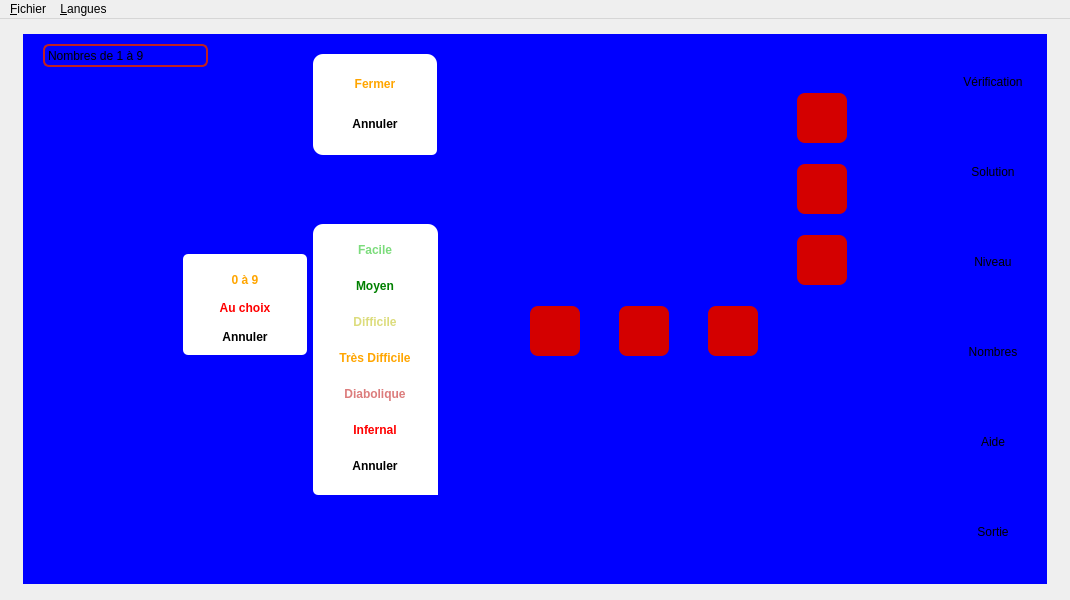
First picture: the form in mainwindow.ui, repository Txikilinux/leterrier-fubuki, before the edit.
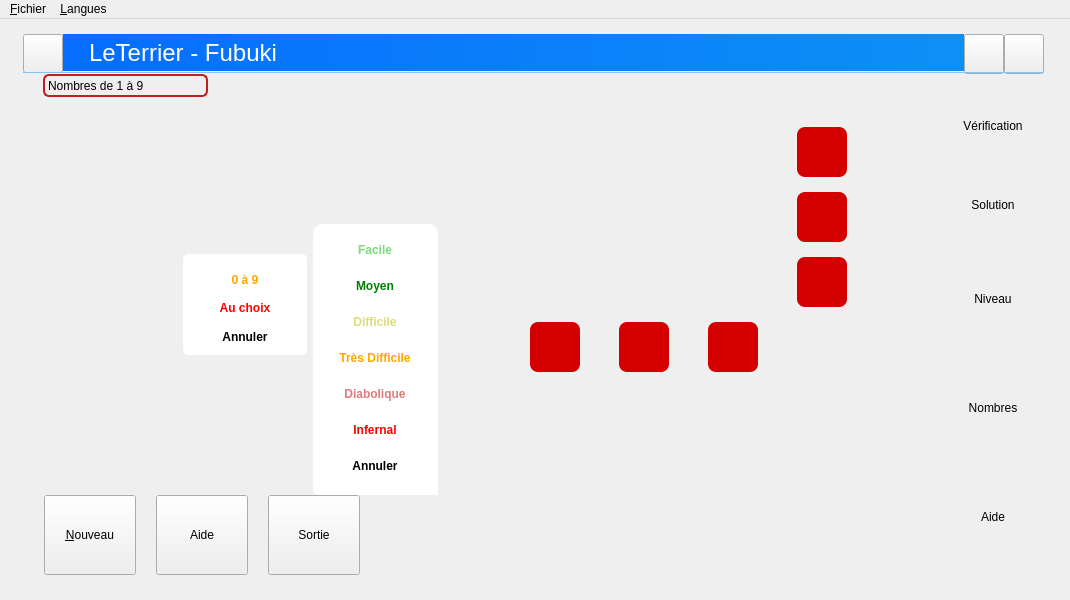
Second picture: the form after the edit. Icons and pictures are not drawn. Custom widgets are drawn as their Qt base class.

Diff of the .ui file:
```diff
--- a/mainwindow.ui
+++ b/mainwindow.ui
@@ -39,7 +39,7 @@
    </property>
    <layout class="QGridLayout" name="gridLayout">
     <item row="0" column="0">
-     <widget class="QWidget" name="widgetContainer" native="true">
+     <widget class="QStackedWidget" name="stackedWidgetContainer">
       <property name="minimumSize">
        <size>
         <width>1024</width>
@@ -56,7 +56,11 @@
        <bool>false</bool>
       </property>
       <property name="styleSheet">
-       <string notr="true">QWidget#widgetContainer {
+       <string notr="true"/>
+      </property>
+      <widget class="QWidget" name="pagePrincipale" native="true">
+       <property name="styleSheet">
+        <string notr="true">QWidget#pagePrincipale {
 	background-image: url(:/data/images/background);
 	background-repeat: repeat-no;
    	background-position: top right;
@@ -67,7 +71,7 @@
        <property name="geometry">
         <rect>
          <x>20</x>
-         <y>10</y>
+          <y>40</y>
          <width>165</width>
          <height>23</height>
         </rect>
@@ -109,90 +113,6 @@
         </property>
        </item>
       </widget>
-      <widget class="QFrame" name="frmQuitter">
-       <property name="geometry">
-        <rect>
-         <x>290</x>
-         <y>20</y>
-         <width>124</width>
-         <height>101</height>
-        </rect>
-       </property>
-       <property name="styleSheet">
-        <string notr="true">background-color: #ffffff;
-border-top-left-radius: 10px;
-border-top-right-radius: 10px;
-border-bottom-left-radius: 10px;
-border-bottom-right-radius: 5px;</string>
-       </property>
-       <property name="frameShape">
-        <enum>QFrame::StyledPanel</enum>
-       </property>
-       <property name="frameShadow">
-        <enum>QFrame::Raised</enum>
-       </property>
-       <layout class="QGridLayout" name="gridLayout_4">
-        <item row="2" column="0">
-         <widget class="AbulEduFlatBoutonV1" name="btnQuitterAnnuler">
-          <property name="minimumSize">
-           <size>
-            <width>100</width>
-            <height>30</height>
-           </size>
-          </property>
-          <property name="maximumSize">
-           <size>
-            <width>100</width>
-            <height>30</height>
-           </size>
-          </property>
-          <property name="font">
-           <font>
-            <weight>75</weight>
-            <bold>true</bold>
-           </font>
-          </property>
-          <property name="cursor">
-           <cursorShape>PointingHandCursor</cursorShape>
-          </property>
-          <property name="text">
-           <string>Annuler</string>
-          </property>
-         </widget>
-        </item>
-        <item row="1" column="0">
-         <widget class="AbulEduFlatBoutonV1" name="btnQuitterRetourMenuPrincipal">
-          <property name="minimumSize">
-           <size>
-            <width>100</width>
-            <height>30</height>
-           </size>
-          </property>
-          <property name="maximumSize">
-           <size>
-            <width>100</width>
-            <height>30</height>
-           </size>
-          </property>
-          <property name="font">
-           <font>
-            <weight>75</weight>
-            <bold>true</bold>
-           </font>
-          </property>
-          <property name="cursor">
-           <cursorShape>PointingHandCursor</cursorShape>
-          </property>
-          <property name="styleSheet">
-           <string notr="true">color: orange;</string>
-          </property>
-          <property name="text">
-           <string>Fermer</string>
-          </property>
-         </widget>
-        </item>
-       </layout>
-      </widget>
       <widget class="QFrame" name="frmNiveau">
        <property name="geometry">
         <rect>
@@ -436,9 +356,9 @@
        <property name="geometry">
         <rect>
          <x>420</x>
-         <y>0</y>
+          <y>50</y>
          <width>501</width>
-         <height>551</height>
+          <height>501</height>
         </rect>
        </property>
        <property name="styleSheet">
@@ -545,9 +465,9 @@
         <property name="geometry">
          <rect>
           <x>0</x>
-          <y>0</y>
+           <y>-10</y>
           <width>481</width>
-          <height>381</height>
+           <height>351</height>
          </rect>
         </property>
         <property name="minimumSize">
@@ -1124,56 +1044,15 @@
            </property>
           </widget>
          </item>
-         <item row="3" column="3">
-          <widget class="QPushButton" name="btnNouveau">
-           <property name="minimumSize">
-            <size>
-             <width>50</width>
-             <height>50</height>
-            </size>
-           </property>
-           <property name="maximumSize">
-            <size>
-             <width>50</width>
-             <height>50</height>
-            </size>
-           </property>
-           <property name="font">
-            <font>
-             <weight>50</weight>
-             <bold>false</bold>
-            </font>
-           </property>
-           <property name="toolTip">
-            <string>Nouveau</string>
-           </property>
-           <property name="text">
-            <string/>
-           </property>
-           <property name="icon">
-            <iconset resource="Fubuki.qrc">
-             <normaloff>:/data/images/nouveau</normaloff>:/data/images/nouveau</iconset>
-           </property>
-           <property name="iconSize">
-            <size>
-             <width>50</width>
-             <height>50</height>
-            </size>
-           </property>
-           <property name="flat">
-            <bool>true</bool>
-           </property>
-          </widget>
-         </item>
         </layout>
        </widget>
        <widget class="QFrame" name="frmBtnNombres">
         <property name="geometry">
          <rect>
-          <x>140</x>
-          <y>360</y>
+           <x>110</x>
+           <y>340</y>
           <width>311</width>
-          <height>191</height>
+           <height>151</height>
          </rect>
         </property>
         <property name="styleSheet">
@@ -1560,9 +1439,9 @@
        <property name="geometry">
         <rect>
          <x>920</x>
-         <y>0</y>
+          <y>40</y>
          <width>100</width>
-         <height>551</height>
+          <height>511</height>
         </rect>
        </property>
        <property name="minimumSize">
@@ -1592,7 +1471,7 @@
           <property name="minimumSize">
            <size>
             <width>0</width>
-            <height>80</height>
+             <height>50</height>
            </size>
           </property>
           <property name="maximumSize">
@@ -1632,7 +1511,7 @@
           <property name="minimumSize">
            <size>
             <width>0</width>
-            <height>80</height>
+             <height>50</height>
            </size>
           </property>
           <property name="maximumSize">
@@ -1667,46 +1546,6 @@
           </property>
          </widget>
         </item>
-        <item row="6" column="1">
-         <widget class="AbulEduFlatBoutonV1" name="btnQuitter">
-          <property name="minimumSize">
-           <size>
-            <width>0</width>
-            <height>80</height>
-           </size>
-          </property>
-          <property name="maximumSize">
-           <size>
-            <width>16777215</width>
-            <height>16777215</height>
-           </size>
-          </property>
-          <property name="font">
-           <font>
-            <weight>50</weight>
-            <bold>false</bold>
-           </font>
-          </property>
-          <property name="toolTip">
-           <string/>
-          </property>
-          <property name="whatsThis">
-           <string>sortie</string>
-          </property>
-          <property name="text">
-           <string>Sortie</string>
-          </property>
-          <property name="iconSize">
-           <size>
-            <width>50</width>
-            <height>50</height>
-           </size>
-          </property>
-          <property name="flat">
-           <bool>true</bool>
-          </property>
-         </widget>
-        </item>
         <item row="3" column="1">
          <widget class="AbulEduFlatBoutonV1" name="btnNiveaux">
           <property name="sizePolicy">
@@ -1962,6 +1801,477 @@
         </item>
        </layout>
       </widget>
+       <widget class="QFrame" name="frmButtons">
+        <property name="geometry">
+         <rect>
+          <x>0</x>
+          <y>450</y>
+          <width>361</width>
+          <height>100</height>
+         </rect>
+        </property>
+        <property name="styleSheet">
+         <string notr="true">QFrame#frmButtons {
+background-image: url(:/data/images/feuille);
+background-repeat: repeat-no;
+background-position: top right;
+border-radius:10px;
+}</string>
+        </property>
+        <property name="frameShape">
+         <enum>QFrame::StyledPanel</enum>
+        </property>
+        <property name="frameShadow">
+         <enum>QFrame::Raised</enum>
+        </property>
+        <layout class="QGridLayout" name="gridLayout_7">
+         <property name="horizontalSpacing">
+          <number>10</number>
+         </property>
+         <item row="0" column="0">
+          <widget class="AbulEduFlatBoutonV1" name="btnNouveau">
+           <property name="minimumSize">
+            <size>
+             <width>64</width>
+             <height>80</height>
+            </size>
+           </property>
+           <property name="maximumSize">
+            <size>
+             <width>92</width>
+             <height>92</height>
+            </size>
+           </property>
+           <property name="cursor">
+            <cursorShape>PointingHandCursor</cursorShape>
+           </property>
+           <property name="toolTip">
+            <string/>
+           </property>
+           <property name="whatsThis">
+            <string>new</string>
+           </property>
+           <property name="styleSheet">
+            <string notr="true">QPushButton &gt; *{color:red;}QPushButton{border: none; color:rgba(255,255,255,255);background-repeat: no-repeat;background-color:rgba(0,0,0,0);border-image:url(':/icones/new');image-position: center;}:hover{color:rgba(255,255,255,255);background-color:rgba(0,0,0,0);border-image:url(':/icones/newHover');image-position: center;}:pressed{color:rgba(255,255,255,255);background-color:rgba(255,255,255,50);image-position: center;}:disabled{border: none; color:rgba(160,160,164,255);background-color:rgba(0,0,0,0);image:none;image-position: center;}</string>
+           </property>
+           <property name="text">
+            <string>&amp;Nouveau</string>
+           </property>
+           <property name="CouleurTexteNormale" stdset="0">
+            <color>
+             <red>255</red>
+             <green>255</green>
+             <blue>255</blue>
+            </color>
+           </property>
+           <property name="CouleurTexteSurvol" stdset="0">
+            <color>
+             <red>255</red>
+             <green>255</green>
+             <blue>255</blue>
+            </color>
+           </property>
+           <property name="CouleurTextePressed" stdset="0">
+            <color>
+             <red>255</red>
+             <green>255</green>
+             <blue>255</blue>
+            </color>
+           </property>
+           <property name="CouleurFondPressed" stdset="0">
+            <color alpha="50">
+             <red>255</red>
+             <green>255</green>
+             <blue>255</blue>
+            </color>
+           </property>
+           <property name="iconeNormale" stdset="0">
+            <string>:/data/images/nouveau</string>
+           </property>
+           <property name="IconeSurvol" stdset="0">
+            <string>:/data/images/nouveauHover</string>
+           </property>
+          </widget>
+         </item>
+         <item row="0" column="1">
+          <widget class="AbulEduFlatBoutonV1" name="btnAideFeuille">
+           <property name="minimumSize">
+            <size>
+             <width>64</width>
+             <height>80</height>
+            </size>
+           </property>
+           <property name="maximumSize">
+            <size>
+             <width>92</width>
+             <height>92</height>
+            </size>
+           </property>
+           <property name="cursor">
+            <cursorShape>PointingHandCursor</cursorShape>
+           </property>
+           <property name="toolTip">
+            <string/>
+           </property>
+           <property name="whatsThis">
+            <string>new</string>
+           </property>
+           <property name="styleSheet">
+            <string notr="true">QPushButton &gt; *{color:red;}QPushButton{border: none; color:rgba(255,255,255,255);background-repeat: no-repeat;background-color:rgba(0,0,0,0);border-image:url(':/icones/new');image-position: center;}:hover{color:rgba(255,255,255,255);background-color:rgba(0,0,0,0);border-image:url(':/icones/newHover');image-position: center;}:pressed{color:rgba(255,255,255,255);background-color:rgba(255,255,255,50);image-position: center;}:disabled{border: none; color:rgba(160,160,164,255);background-color:rgba(0,0,0,0);image:none;image-position: center;}</string>
+           </property>
+           <property name="text">
+            <string>Aide</string>
+           </property>
+           <property name="CouleurTexteNormale" stdset="0">
+            <color>
+             <red>255</red>
+             <green>255</green>
+             <blue>255</blue>
+            </color>
+           </property>
+           <property name="CouleurTexteSurvol" stdset="0">
+            <color>
+             <red>255</red>
+             <green>255</green>
+             <blue>255</blue>
+            </color>
+           </property>
+           <property name="CouleurTextePressed" stdset="0">
+            <color>
+             <red>255</red>
+             <green>255</green>
+             <blue>255</blue>
+            </color>
+           </property>
+           <property name="CouleurFondPressed" stdset="0">
+            <color alpha="50">
+             <red>255</red>
+             <green>255</green>
+             <blue>255</blue>
+            </color>
+           </property>
+           <property name="iconeNormale" stdset="0">
+            <string>:/data/images/aide</string>
+           </property>
+           <property name="IconeSurvol" stdset="0">
+            <string>:/data/images/aideHover</string>
+           </property>
+          </widget>
+         </item>
+         <item row="0" column="2">
+          <widget class="AbulEduFlatBoutonV1" name="btnSortie">
+           <property name="minimumSize">
+            <size>
+             <width>64</width>
+             <height>80</height>
+            </size>
+           </property>
+           <property name="maximumSize">
+            <size>
+             <width>92</width>
+             <height>92</height>
+            </size>
+           </property>
+           <property name="cursor">
+            <cursorShape>PointingHandCursor</cursorShape>
+           </property>
+           <property name="toolTip">
+            <string/>
+           </property>
+           <property name="whatsThis">
+            <string>new</string>
+           </property>
+           <property name="styleSheet">
+            <string notr="true">QPushButton &gt; *{color:red;}QPushButton{border: none; color:rgba(255,255,255,255);background-repeat: no-repeat;background-color:rgba(0,0,0,0);border-image:url(':/icones/new');image-position: center;}:hover{color:rgba(255,255,255,255);background-color:rgba(0,0,0,0);border-image:url(':/icones/newHover');image-position: center;}:pressed{color:rgba(255,255,255,255);background-color:rgba(255,255,255,50);image-position: center;}:disabled{border: none; color:rgba(160,160,164,255);background-color:rgba(0,0,0,0);image:none;image-position: center;}</string>
+           </property>
+           <property name="text">
+            <string>Sortie</string>
+           </property>
+           <property name="CouleurTexteNormale" stdset="0">
+            <color>
+             <red>255</red>
+             <green>255</green>
+             <blue>255</blue>
+            </color>
+           </property>
+           <property name="CouleurTexteSurvol" stdset="0">
+            <color>
+             <red>255</red>
+             <green>255</green>
+             <blue>255</blue>
+            </color>
+           </property>
+           <property name="CouleurTextePressed" stdset="0">
+            <color>
+             <red>255</red>
+             <green>255</green>
+             <blue>255</blue>
+            </color>
+           </property>
+           <property name="CouleurFondPressed" stdset="0">
+            <color alpha="50">
+             <red>255</red>
+             <green>255</green>
+             <blue>255</blue>
+            </color>
+           </property>
+           <property name="iconeNormale" stdset="0">
+            <string>:/data/images/sortie</string>
+           </property>
+           <property name="IconeSurvol" stdset="0">
+            <string>:/data/images/sortieHover</string>
+           </property>
+          </widget>
+         </item>
+        </layout>
+       </widget>
+       <widget class="QFrame" name="frmTop">
+        <property name="geometry">
+         <rect>
+          <x>0</x>
+          <y>0</y>
+          <width>1021</width>
+          <height>40</height>
+         </rect>
+        </property>
+        <property name="maximumSize">
+         <size>
+          <width>16777215</width>
+          <height>40</height>
+         </size>
+        </property>
+        <property name="styleSheet">
+         <string notr="true">background-image: url(:/data/images/top);
+background-repeat: repeat-no;
+background-position: top right;
+
+</string>
+        </property>
+        <property name="frameShape">
+         <enum>QFrame::NoFrame</enum>
+        </property>
+        <property name="frameShadow">
+         <enum>QFrame::Raised</enum>
+        </property>
+        <layout class="QGridLayout" name="gridLayout_6">
+         <property name="margin">
+          <number>0</number>
+         </property>
+         <property name="spacing">
+          <number>0</number>
+         </property>
+         <item row="0" column="0">
+          <widget class="AbulEduFlatBoutonV1" name="btnFeuille">
+           <property name="minimumSize">
+            <size>
+             <width>40</width>
+             <height>39</height>
+            </size>
+           </property>
+           <property name="maximumSize">
+            <size>
+             <width>40</width>
+             <height>39</height>
+            </size>
+           </property>
+           <property name="cursor">
+            <cursorShape>PointingHandCursor</cursorShape>
+           </property>
+           <property name="styleSheet">
+            <string notr="true">QPushButton &gt; *{color:red;}QPushButton{border: none; color:rgba(0,0,0,255);background-repeat: no-repeat;background-color:rgba(6,109,255,255);image-position: center;}:hover{color:rgba(0,0,255,255);background-color:rgba(7,146,235,0);image-position: center;}:pressed{color:rgba(0,0,255,255);background-color:rgba(7,146,235,0);image-position: center;}:disabled{border: none; color:rgba(160,160,164,255);background-color:rgba(0,0,0,0);image:none;image-position: center;}</string>
+           </property>
+           <property name="CouleurFondNormale" stdset="0">
+            <color>
+             <red>6</red>
+             <green>109</green>
+             <blue>255</blue>
+            </color>
+           </property>
+           <property name="CouleurFondSurvol" stdset="0">
+            <color alpha="0">
+             <red>7</red>
+             <green>146</green>
+             <blue>235</blue>
+            </color>
+           </property>
+           <property name="CouleurFondPressed" stdset="0">
+            <color alpha="0">
+             <red>7</red>
+             <green>146</green>
+             <blue>235</blue>
+            </color>
+           </property>
+           <property name="iconeNormale" stdset="0">
+            <string/>
+           </property>
+          </widget>
+         </item>
+         <item row="0" column="2">
+          <widget class="AbulEduFlatBoutonV1" name="btnMinimized">
+           <property name="minimumSize">
+            <size>
+             <width>40</width>
+             <height>40</height>
+            </size>
+           </property>
+           <property name="maximumSize">
+            <size>
+             <width>40</width>
+             <height>40</height>
+            </size>
+           </property>
+           <property name="cursor">
+            <cursorShape>PointingHandCursor</cursorShape>
+           </property>
+           <property name="toolTip">
+            <string/>
+           </property>
+           <property name="whatsThis">
+            <string>new</string>
+           </property>
+           <property name="styleSheet">
+            <string notr="true">QPushButton &gt; *{color:red;}QPushButton{border: none; color:rgba(255,255,255,255);background-repeat: no-repeat;background-color:rgba(0,0,0,0);border-image:url(':/icones/new');image-position: center;}:hover{color:rgba(255,255,255,255);background-color:rgba(0,0,0,0);border-image:url(':/icones/newHover');image-position: center;}:pressed{color:rgba(255,255,255,255);background-color:rgba(255,255,255,50);image-position: center;}:disabled{border: none; color:rgba(160,160,164,255);background-color:rgba(0,0,0,0);image:none;image-position: center;}</string>
+           </property>
+           <property name="text">
+            <string/>
+           </property>
+           <property name="CouleurTexteNormale" stdset="0">
+            <color>
+             <red>255</red>
+             <green>255</green>
+             <blue>255</blue>
+            </color>
+           </property>
+           <property name="CouleurTexteSurvol" stdset="0">
+            <color>
+             <red>255</red>
+             <green>255</green>
+             <blue>255</blue>
+            </color>
+           </property>
+           <property name="CouleurTextePressed" stdset="0">
+            <color>
+             <red>255</red>
+             <green>255</green>
+             <blue>255</blue>
+            </color>
+           </property>
+           <property name="CouleurFondPressed" stdset="0">
+            <color alpha="50">
+             <red>6</red>
+             <green>109</green>
+             <blue>255</blue>
+            </color>
+           </property>
+           <property name="iconeNormale" stdset="0">
+            <string>:/mrpatate/buttons/showMinimized</string>
+           </property>
+           <property name="IconeSurvol" stdset="0">
+            <string/>
+           </property>
+          </widget>
+         </item>
+         <item row="0" column="3">
+          <widget class="AbulEduFlatBoutonV1" name="btnFullScreen">
+           <property name="minimumSize">
+            <size>
+             <width>40</width>
+             <height>40</height>
+            </size>
+           </property>
+           <property name="maximumSize">
+            <size>
+             <width>40</width>
+             <height>40</height>
+            </size>
+           </property>
+           <property name="cursor">
+            <cursorShape>PointingHandCursor</cursorShape>
+           </property>
+           <property name="toolTip">
+            <string/>
+           </property>
+           <property name="whatsThis">
+            <string>new</string>
+           </property>
+           <property name="styleSheet">
+            <string notr="true">QPushButton &gt; *{color:red;}QPushButton{border: none; color:rgba(255,255,255,255);background-repeat: no-repeat;background-color:rgba(0,0,0,0);border-image:url(':/icones/new');image-position: center;}:hover{color:rgba(255,255,255,255);background-color:rgba(0,0,0,0);border-image:url(':/icones/newHover');image-position: center;}:pressed{color:rgba(255,255,255,255);background-color:rgba(255,255,255,50);image-position: center;}:disabled{border: none; color:rgba(160,160,164,255);background-color:rgba(0,0,0,0);image:none;image-position: center;}</string>
+           </property>
+           <property name="text">
+            <string/>
+           </property>
+           <property name="CouleurTexteNormale" stdset="0">
+            <color>
+             <red>255</red>
+             <green>255</green>
+             <blue>255</blue>
+            </color>
+           </property>
+           <property name="CouleurTexteSurvol" stdset="0">
+            <color>
+             <red>255</red>
+             <green>255</green>
+             <blue>255</blue>
+            </color>
+           </property>
+           <property name="CouleurTextePressed" stdset="0">
+            <color>
+             <red>255</red>
+             <green>255</green>
+             <blue>255</blue>
+            </color>
+           </property>
+           <property name="CouleurFondPressed" stdset="0">
+            <color alpha="50">
+             <red>6</red>
+             <green>109</green>
+             <blue>255</blue>
+            </color>
+           </property>
+           <property name="iconeNormale" stdset="0">
+            <string>:/mrpatate/buttons/showMaximized</string>
+           </property>
+           <property name="IconeSurvol" stdset="0">
+            <string/>
+           </property>
+          </widget>
+         </item>
+         <item row="1" column="0" colspan="4">
+          <widget class="Line" name="topSeparatorLine">
+           <property name="styleSheet">
+            <string notr="true">background-color:transparent;
+color:rgba(129, 198, 251, 255);	</string>
+           </property>
+           <property name="frameShadow">
+            <enum>QFrame::Plain</enum>
+           </property>
+           <property name="orientation">
+            <enum>Qt::Horizontal</enum>
+           </property>
+          </widget>
+         </item>
+         <item row="0" column="1">
+          <widget class="QLabel" name="lblTitre">
+           <property name="cursor">
+            <cursorShape>ArrowCursor</cursorShape>
+           </property>
+           <property name="styleSheet">
+            <string notr="true">QLabel {
+padding-left:20px;
+background-color: qlineargradient( x1:0 y1:0, x2:1 y2:0, stop:0 #066DFF, stop:1 #0D90F6);
+color:white;
+font-size:24px;
+
+}</string>
+           </property>
+           <property name="text">
+            <string>LeTerrier - Fubuki</string>
+           </property>
+          </widget>
+         </item>
+        </layout>
+       </widget>
+      </widget>
      </widget>
     </item>
    </layout>
```
Left out of the diff: 4 changed lines with no effect on the pictures. Lines whose indentation alone changed are shown as unchanged.
